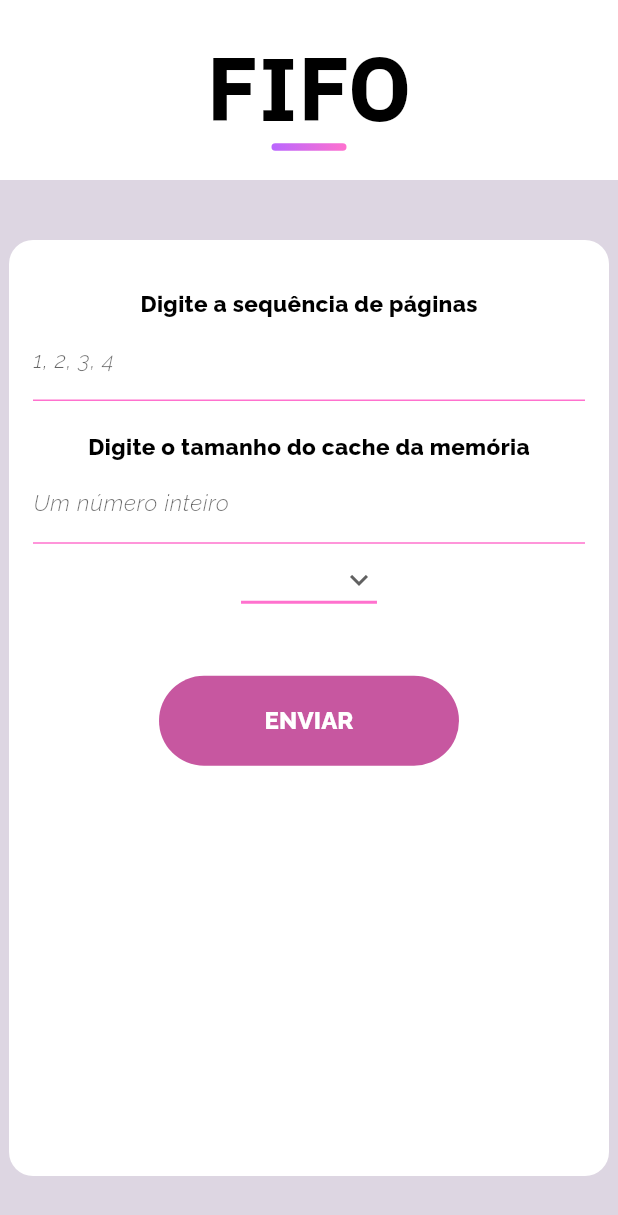
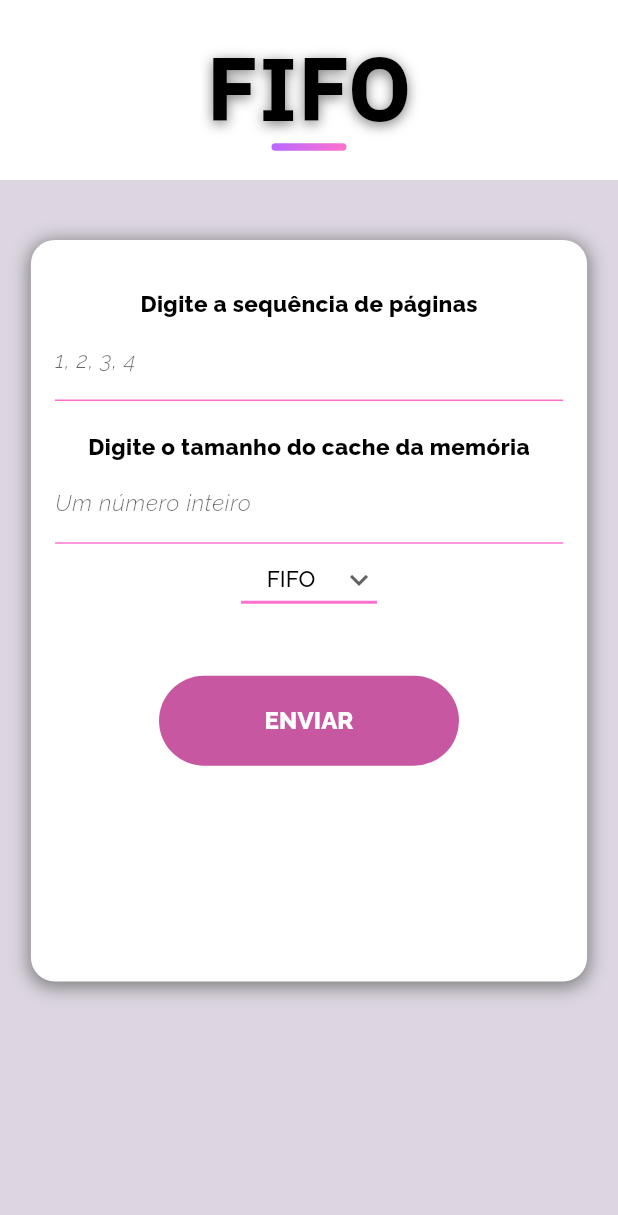
Before and after one commit to trashrama/paginacaoFlutter, a Flutter app: the screen it shows after launch, on a phone screen of 412 x 824 dp. Shown: the top 1215 px of the screen. Run offline on Flutter 3.47's test engine with Material 2 defaults, Android fonts, the phone set to English and light mode, and no system bars.

Commit message:
alguns recursos visuais

```diff
--- a/lib/main.dart
+++ b/lib/main.dart
@@ -102,7 +102,6 @@
     Map<int, int> listaMemoria = {};
     int hit, miss;
     hit = miss = 0;
-    var podeEnviar = false;
 
     for (var pag in paginas) {
       if (listaMemoria.containsKey(pag)) {
@@ -231,6 +230,15 @@
                       fontFamily: 'IBM_Plex_Sans',
                       fontWeight: FontWeight.bold,
                       fontStyle: FontStyle.normal,
+                      shadows: [
+                        Shadow(
+                          color: Color.fromARGB(
+                              255, 122, 122, 122), // Cor da sombra
+                          offset: Offset(0,
+                              2), // Deslocamento da sombra (horizontal, vertical)
+                          blurRadius: 10.0, // Raio do desfoque da sombra
+                        ),
+                      ],
                     ),
                   ),
                   Container(
@@ -253,15 +261,25 @@
             },
           ),
         ),
-        body: Center(
+        body: SingleChildScrollView(
+            child: Center(
           child: Padding(
               padding: const EdgeInsets.symmetric(vertical: 40),
               child: Container(
-                width: 400,
+                width: MediaQuery.of(context).size.width * 0.9,
+                height: MediaQuery.of(context).size.height * 0.6,
                 padding: const EdgeInsets.fromLTRB(16.0, 32.0, 16.0, 0),
                 decoration: BoxDecoration(
                   color: Colors.white,
                   borderRadius: BorderRadius.circular(16.0),
+                  boxShadow: [
+                    BoxShadow(
+                      color: Color.fromARGB(255, 122, 122, 122),
+                      offset: Offset(0, 2),
+                      blurRadius: 10.0,
+                      spreadRadius: 1,
+                    ),
+                  ],
                 ),
                 child: Form(
                   key: _formKey,
@@ -413,6 +431,7 @@
                                   fontSize: 15,
                                   fontWeight: FontWeight.w500,
                                   fontStyle: FontStyle.normal,
+                                  color: Colors.black,
                                 )),
                           );
                         }).toList(),
@@ -463,15 +482,28 @@
                       const SizedBox(height: 16),
                       const SizedBox(height: 16),
                       if (resultado != null)
-                        Text(
-                          resultado!,
-                          style: const TextStyle(
-                              fontSize: 18, fontWeight: FontWeight.bold),
-                        )
+                        Container(
+                            decoration: BoxDecoration(
+                              border: Border.all(
+                                color: Color.fromARGB(
+                                    255, 153, 46, 224), // Cor da borda
+                                width: 1.0, // Espessura da borda
+                              ),
+                              borderRadius: BorderRadius.circular(
+                                  3.0), // Raio do canto da borda
+                            ),
+                            child: Padding(
+                                padding: EdgeInsets.all(8.0),
+                                child: Text(
+                                  resultado!,
+                                  style: const TextStyle(
+                                      fontSize: 18,
+                                      fontWeight: FontWeight.bold),
+                                ))),
                     ],
                   ),
                 ),
               )),
-        ));
+        )));
   }
 }
```
